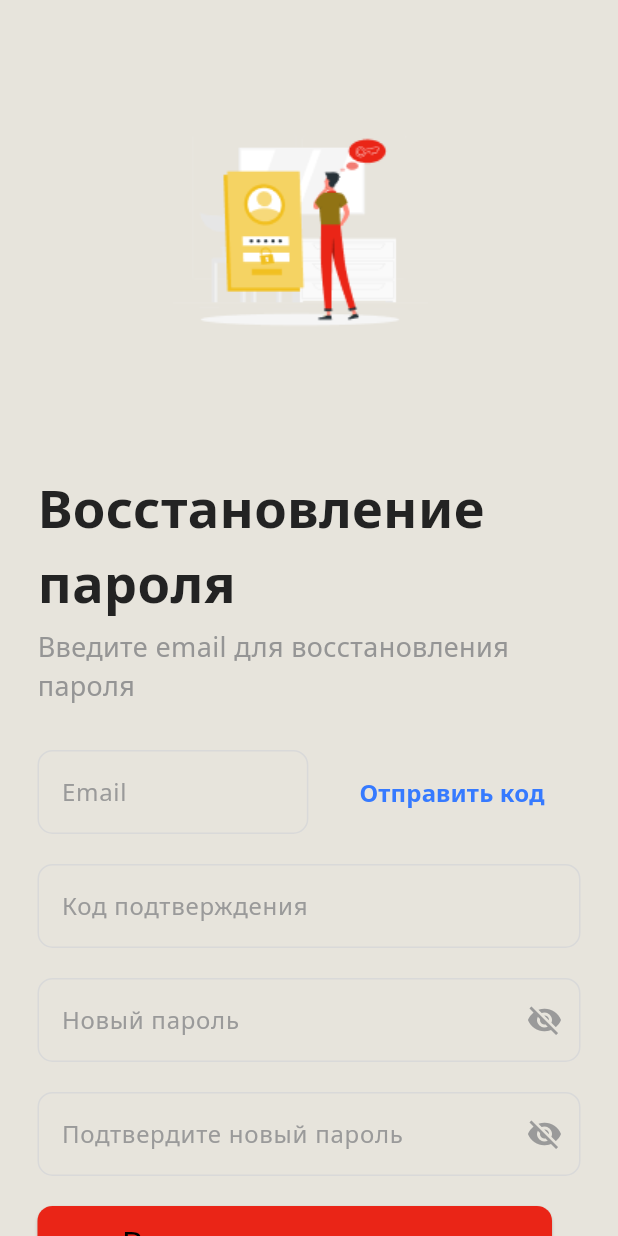
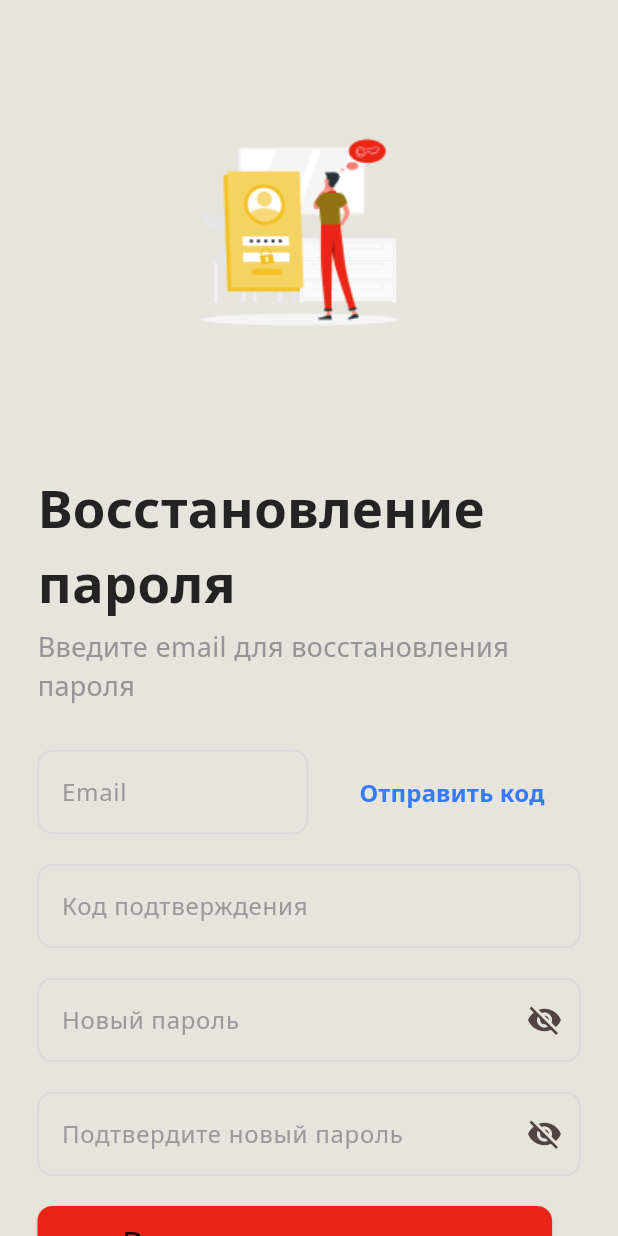
Before and after one commit to slash0t/travel-planner-android, a Flutter app: the PasswordRecoveryScreen screen opened directly, on a phone screen of 412 x 824 dp. Run offline on Flutter 3.47's test engine with Material 3 defaults, Android fonts, the phone set to English and light mode, and no system bars; our stand-ins replace connectivity_plus, device_info_plus, dio, file_picker, flutter_dotenv, hive_flutter and 2 more; accounts and stored records are empty; network calls fail.

Commit message:
edit(auth): edited password recovery screen and logic

```diff
--- a/lib/view-model/password_recovery_view_model.dart
+++ b/lib/view-model/password_recovery_view_model.dart
@@ -126,11 +126,9 @@ class PasswordRecoveryViewModel extends ChangeNotifier {
       return false;
     }
 
-    if (_resetToken == null) {
-      final verified = await verifyResetCode();
-      if (!verified) {
-        return false;
-      }
+    final verified = await verifyResetCode();
+    if (!verified) {
+      return false;
     }
 
     _setLoading(true);
--- a/lib/view/screens/password_recovery_screen.dart
+++ b/lib/view/screens/password_recovery_screen.dart
@@ -3,6 +3,8 @@ import 'package:provider/provider.dart';
 import 'package:putevod/view/screens/login_screen.dart';
 import 'package:putevod/model/app_colors.dart';
 import 'package:putevod/view-model/password_recovery_view_model.dart';
+
+import '../widgets/password_field.dart';
 
 class PasswordRecoveryScreen extends StatelessWidget {
   const PasswordRecoveryScreen({super.key});
@@ -167,70 +169,14 @@ class PasswordRecoveryScreen extends StatelessWidget {
                   ),
                 ),
                 const SizedBox(height: 20),
-                TextField(
-                  onChanged: (value) => viewModel.setNewPassword(value),
-                  obscureText: true,
-                  decoration: InputDecoration(
-                    labelText: 'Новый пароль',
-                    labelStyle: const TextStyle(
-                      color: Color(0xFF9A9A9A),
-                      fontFamily: 'NotoSans',
-                    ),
-                    enabledBorder: OutlineInputBorder(
-                      borderRadius: BorderRadius.circular(10),
-                      borderSide: const BorderSide(
-                        color: Color(0xFFD9D9D9),
-                      ),
-                    ),
-                    focusedBorder: OutlineInputBorder(
-                      borderRadius: BorderRadius.circular(10),
-                      borderSide: const BorderSide(
-                        color: AppColors.accent,
-                        width: 2.0,
-                      ),
-                    ),
-                    floatingLabelStyle: const TextStyle(
-                      color: AppColors.accent,
-                      fontFamily: 'NotoSans',
-                    ),
-                    suffixIcon: const Icon(
-                      Icons.visibility_off,
-                      color: Color(0xFF9A9A9A),
-                    ),
-                  ),
+                PasswordField(
+                    onChanged: (value) => viewModel.setNewPassword(value),
+                    label: 'Новый пароль'
                 ),
                 const SizedBox(height: 20),
-                TextField(
-                  onChanged: (value) => viewModel.setConfirmPassword(value),
-                  obscureText: true,
-                  decoration: InputDecoration(
-                    labelText: 'Подтвердите новый пароль',
-                    labelStyle: const TextStyle(
-                      color: Color(0xFF9A9A9A),
-                      fontFamily: 'NotoSans',
-                    ),
-                    enabledBorder: OutlineInputBorder(
-                      borderRadius: BorderRadius.circular(10),
-                      borderSide: const BorderSide(
-                        color: Color(0xFFD9D9D9),
-                      ),
-                    ),
-                    focusedBorder: OutlineInputBorder(
-                      borderRadius: BorderRadius.circular(10),
-                      borderSide: const BorderSide(
-                        color: AppColors.accent,
-                        width: 2.0,
-                      ),
-                    ),
-                    floatingLabelStyle: const TextStyle(
-                      color: AppColors.accent,
-                      fontFamily: 'NotoSans',
-                    ),
-                    suffixIcon: const Icon(
-                      Icons.visibility_off,
-                      color: Color(0xFF9A9A9A),
-                    ),
-                  ),
+                PasswordField(
+                    onChanged: (value) => viewModel.setConfirmPassword(value),
+                    label: 'Подтвердите новый пароль'
                 ),
                 const SizedBox(height: 20),
                 ElevatedButton(
@@ -328,13 +274,7 @@ class PasswordRecoveryScreen extends StatelessWidget {
                     ),
                   ),
                 ),
-                const SizedBox(height: 12),
-                const Divider(
-                  color: Color(0xFF494949),
-                  thickness: 5,
-                  indent: 130,
-                  endIndent: 130,
-                ),
+                const SizedBox(height: 20),
               ],
             ),
           ),
```
